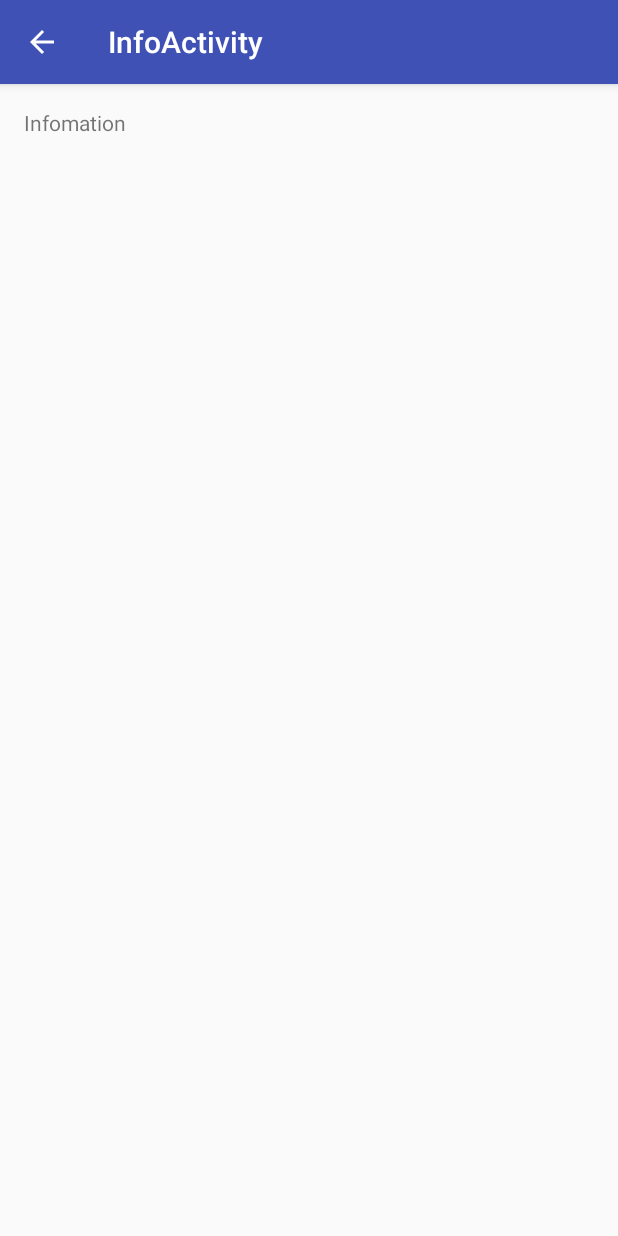
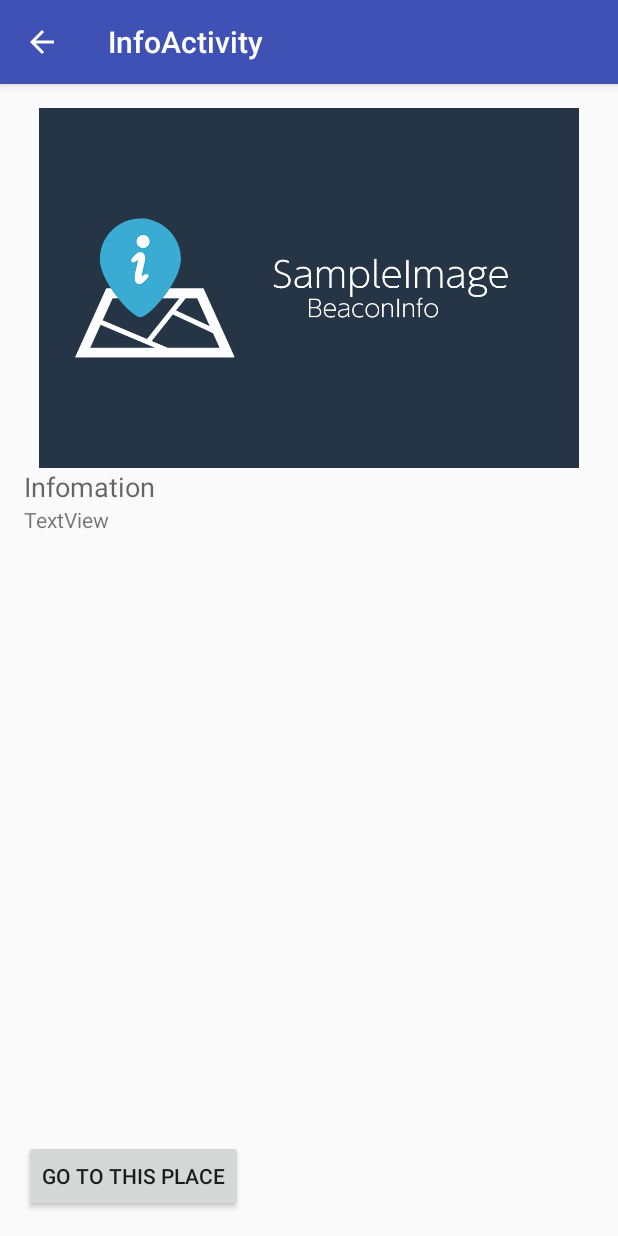
Before and after one commit to r-sek/BeaconInfo, an Android app: the InfoActivity screen opened directly, with no data from a screen before it, on a phone screen of 412 x 824 dp. Run offline under Robolectric (Android 15) with nearby library versions, the phone set to English and light mode, and no system bars.

Commit message:
InfoActivity設計

```diff
--- a/mobile/src/main/java/info/redspirit/beaconinfo/InfoActivity.java
+++ b/mobile/src/main/java/info/redspirit/beaconinfo/InfoActivity.java
@@ -8,8 +8,11 @@ import android.support.v7.app.AppCompatActivity;
 import android.support.v7.widget.Toolbar;
 import android.view.MenuItem;
 import android.view.View;
+import android.widget.ImageView;
 
 public class InfoActivity extends AppCompatActivity {
+
+    ImageView iv;
 
     @Override
     protected void onCreate(Bundle savedInstanceState) {
@@ -20,6 +23,9 @@ public class InfoActivity extends AppCompatActivity {
 
         android.support.v7.app.ActionBar actionBar = getSupportActionBar();
         actionBar.setDisplayHomeAsUpEnabled(true);
+
+        iv = (ImageView)findViewById(R.id.InfoMainImage);
+
 
     }
 
--- a/mobile/src/main/res/layout/content_info.xml
+++ b/mobile/src/main/res/layout/content_info.xml
@@ -13,9 +13,34 @@
     tools:context="info.redspirit.beaconinfo.InfoActivity"
     tools:showIn="@layout/activity_info">
 
+    <ImageView
+        android:layout_width="wrap_content"
+        android:layout_height="240dp"
+        app:srcCompat="@drawable/app_sampleimg"
+        android:id="@+id/InfoMainImage" />
+
     <TextView
         android:text="Infomation"
         android:layout_width="wrap_content"
         android:layout_height="wrap_content"
-        android:id="@+id/textView4" />
+        android:id="@+id/textView4"
+        android:layout_below="@+id/InfoMainImage"
+        android:layout_alignParentStart="true"
+        android:textAppearance="@android:style/TextAppearance.Material.Medium" />
+
+    <TextView
+        android:text="TextView"
+        android:layout_width="wrap_content"
+        android:layout_height="wrap_content"
+        android:layout_below="@+id/textView4"
+        android:layout_alignParentStart="true"
+        android:id="@+id/textView9" />
+
+    <Button
+        android:text="@string/visit"
+        android:layout_width="wrap_content"
+        android:layout_height="wrap_content"
+        android:layout_alignParentBottom="true"
+        android:layout_alignParentStart="true"
+        android:id="@+id/button2" />
 </RelativeLayout>
--- a/mobile/src/main/res/values/strings.xml
+++ b/mobile/src/main/res/values/strings.xml
@@ -22,6 +22,7 @@
     <string name="visit">Go to this place</string>
 
     <string name="action_settings">Settings</string>
+    <string name="info">Infomation</string>
 
     <string-array name="dummy">
         <item>仏日庵</item>
@@ -75,6 +76,5 @@
 
     <!-- TODO: Remove or change this placeholder text -->
     <string name="hello_blank_fragment">Hello blank fragment</string>
-    <string name="title_activity_main2">Main2Activity</string>
     <string name="title_activity_info">InfoActivity</string>
 </resources>
```
Also changed, not shown: mobile/src/main/res/drawable/app_sampleimg.png (added), 1 other file.
